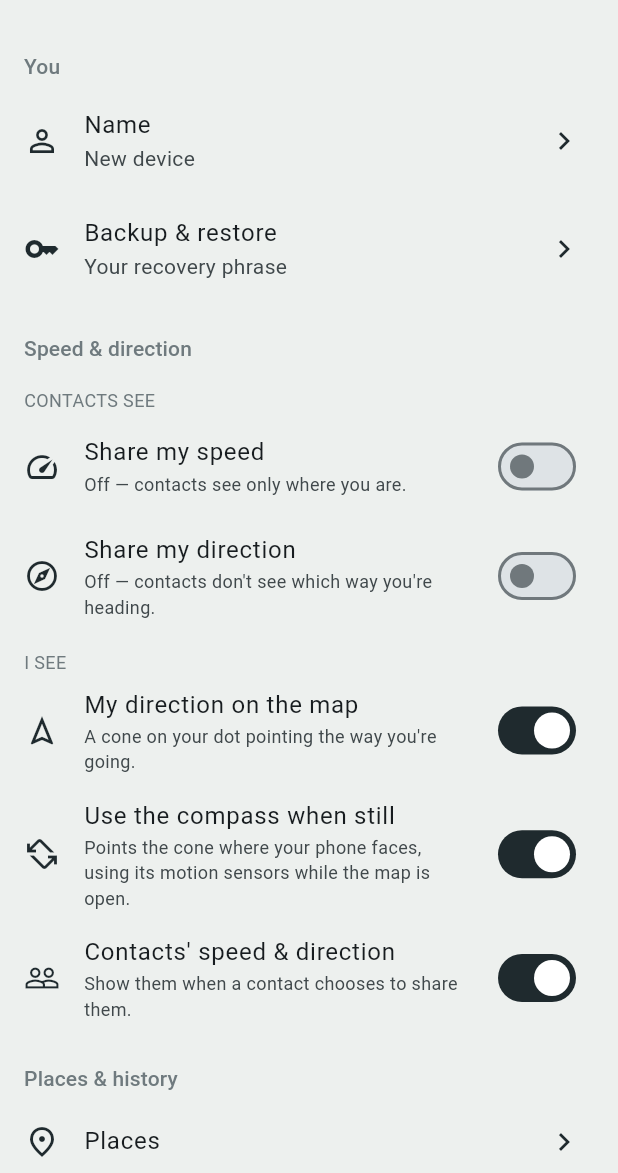
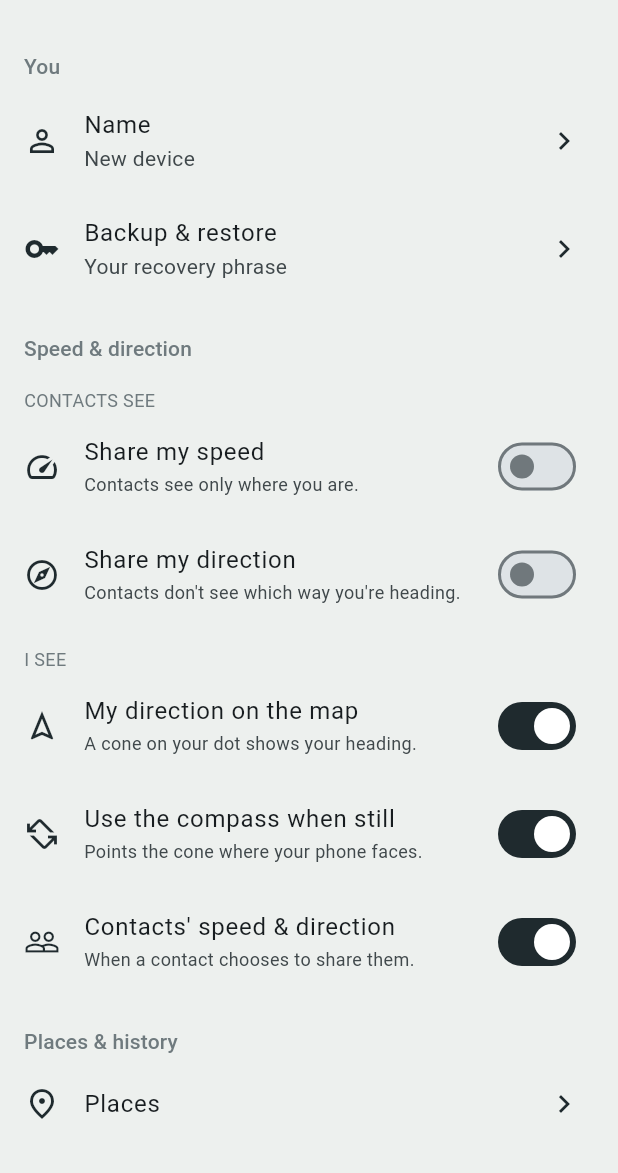
Before and after one commit to CappyTech/cairn, a Flutter app: the SettingsScreen screen opened directly, on a phone screen of 412 x 824 dp, the part 63-1236 px from its top. Run offline on Flutter 3.47's test engine with Material 3 defaults, Android fonts, the phone set to English and light mode, and no system bars; our stand-ins replace battery_plus, flutter_compass, flutter_local_notifications, flutter_map, flutter_secure_storage, geolocator and 5 more; missing offline and left inert: activity_recognition_flutter, bip39, cryptography, flutter_background_service, in_app_update, mobile_scanner; accounts and stored records are empty; network calls fail.

Commit message:
Self-hosted road snapping; History options move out of Settings
Routing
- pb_hooks/road_snap.pb.js: POST /api/cairn/snap (signed-in only) forwards
  a trip to this server's Valhalla (trace_attributes, map_snap; costing
  from the trip's mode) and returns the matched line. 503 when the router
  isn't there, is down or can't match, so the app falls back.
- RoadSnapService tries the server first (up to 500 points), then the
  public OSRM router as before. The snap prompt says so.
- deploy/docker-compose.yml: a Valhalla service for Great Britain on the
  internal edge network, behind a 'routing' Compose profile so a deploy
  never starts a multi-GB map build unasked.

Settings
- 'Detect how you travel' and road snapping move into History's settings
  sheet (the sliders button), with 'Keep history for'. Settings keeps
  links only; 'History & trips' is now 'History', matching its screen.
- Snap switch renamed 'Always allow road snapping' with a route icon;
  motion switch explanations cut to one line each.

Release notes for v0.0.22 updated to match (356/500).

Co-Authored-By: Claude Opus 5.5 <noreply@anthropic.com>
Claude-Session: https://claude.ai/code/session_01RWX3YHbDDnJehcv26UZjod

```diff
--- a/lib/screens/home_screen.dart
+++ b/lib/screens/home_screen.dart
@@ -130,7 +130,7 @@ class _HomeScreenState extends State<HomeScreen> {
         content: Text(
           '$kept\n\n'
           "Your history is end-to-end encrypted — only you can read it. It's "
-          'used for the History & trips view. You can change or clear it any '
+          'used for the History view. You can change or clear it any '
           'time, and you can keep less than the server does in History settings.',
         ),
         actions: [
--- a/lib/screens/settings_screen.dart
+++ b/lib/screens/settings_screen.dart
@@ -1,10 +1,8 @@
 import 'package:flutter/material.dart';
 import 'package:package_info_plus/package_info_plus.dart';
-import '../services/activity_sensor.dart';
 import '../services/auth_service.dart';
 import '../services/pb_client.dart';
 import '../services/prefs.dart';
-import '../services/road_snap_service.dart';
 import '../theme/brand.dart';
 import '../widgets/motion_settings_tiles.dart';
 import '../widgets/restart_widget.dart';
@@ -46,8 +44,7 @@ Future<String?> showEditNameDialog(BuildContext context, String current) async {
 }
 
 /// Everything that used to live in Home's overflow menu, grouped:
-/// You (name, backup), Speed & direction, Places & history (incl. road
-/// snapping), App (layout,
+/// You (name, backup), Speed & direction, Places & history, App (layout,
 /// server, about) — plus
 /// the admin dashboard for admins. Home reloads name and layout on return.
 class SettingsScreen extends StatefulWidget {
@@ -61,9 +58,6 @@ class _SettingsScreenState extends State<SettingsScreen> {
   String _name = '';
   HomeLayout _layout = HomeLayout.refined;
   String _version = '';
-  bool _roadSnap = false; // snap trips to roads without asking each time
-  bool _sensing = false; // tag my trips with the phone's activity sensor
-  bool _sensorAvailable = false; // Android 8+ / iOS
 
   static const _layoutInfo = {
     HomeLayout.refined: (
@@ -92,31 +86,17 @@ class _SettingsScreenState extends State<SettingsScreen> {
   Future<void> _load() async {
     final name = await AuthService.displayName();
     final layout = await Prefs.homeLayout();
-    final roadSnap = await Prefs.roadSnapAllowed();
-    final sensorAvailable = await ActivitySensor.available();
-    // On, but the permission was since revoked in system settings → off.
-    var sensing = await Prefs.activitySensing();
-    if (sensing && !await ActivitySensor.permitted()) {
-      sensing = false;
-      await Prefs.setActivitySensing(false);
-    }
     final info = await PackageInfo.fromPlatform();
     if (!mounted) return;
     setState(() {
       _name = name;
       _layout = layout;
-      _roadSnap = roadSnap;
-      _sensing = sensing;
-      _sensorAvailable = sensorAvailable;
       _version = info.version;
     });
   }
 
-  /// Open [screen]; reload on return (History can change road snapping).
-  Future<void> _open(Widget screen) async {
-    await Navigator.push(context, MaterialPageRoute(builder: (_) => screen));
-    await _load();
-  }
+  void _open(Widget screen) => Navigator.push(
+      context, MaterialPageRoute(builder: (_) => screen));
 
   Future<void> _editName() async {
     final n = await showEditNameDialog(context, _name);
@@ -151,20 +131,6 @@ class _SettingsScreenState extends State<SettingsScreen> {
     if (picked == null || picked == _layout) return;
     await Prefs.setHomeLayout(picked);
     if (mounted) setState(() => _layout = picked);
-  }
-
-  Future<void> _setSensing(bool on) async {
-    if (on && !await ActivitySensor.requestPermission()) {
-      if (mounted) {
-        ScaffoldMessenger.of(context).showSnackBar(const SnackBar(
-            content: Text('Allow "Physical activity" for Cairn in system '
-                'settings to use this.')));
-      }
-      return;
-    }
-    await Prefs.setActivitySensing(on);
-    await ActivitySensor.ensureListening(); // starts, or stops when off
-    if (mounted) setState(() => _sensing = on);
   }
 
   Future<void> _serverSettings() async {
@@ -225,30 +191,8 @@ class _SettingsScreenState extends State<SettingsScreen> {
           header('Places & history'),
           item(Icons.place_outlined, 'Places',
               () => _open(const PlacesScreen())),
-          item(Icons.history, 'History & trips',
-              () => _open(const HistoryScreen())),
-          if (_sensorAvailable)
-            SwitchListTile(
-              secondary: const Icon(Icons.directions_car_outlined),
-              title: const Text('Detect how you travel'),
-              subtitle: const Text("Uses your phone's motion sensor to tell "
-                  'walking, cycling and driving apart in your trips, instead '
-                  'of guessing from speed. Applies to trips from now on.'),
-              value: _sensing,
-              onChanged: _setSensing,
-            ),
-          SwitchListTile(
-            secondary: const Icon(Icons.alt_route),
-            title: const Text('Snap to roads without asking'),
-            subtitle: const Text('"Snap to roads" in History sends that '
-                "trip's coordinates, unencrypted, to "
-                '${RoadSnapService.host} (OpenStreetMap routing).'),
-            value: _roadSnap,
-            onChanged: (v) async {
-              await Prefs.setRoadSnapAllowed(v);
-              if (mounted) setState(() => _roadSnap = v);
-            },
-          ),
+          item(Icons.history, 'History', () => _open(const HistoryScreen()),
+              subtitle: 'Trips, how long to keep them, travel detection'),
           header('App'),
           item(Icons.dashboard_customize_outlined, 'Home layout', _chooseLayout,
               subtitle: _layoutInfo[_layout]!.$2),
--- a/lib/widgets/motion_settings_tiles.dart
+++ b/lib/widgets/motion_settings_tiles.dart
@@ -43,8 +43,8 @@ class MotionSettingsTiles extends StatelessWidget {
               Icons.speed,
               'Share my speed',
               s.shareSpeed
-                  ? 'On — contacts with precise sharing see how fast you move.'
-                  : 'Off — contacts see only where you are.',
+                  ? 'Contacts see how fast you\'re moving.'
+                  : 'Contacts see only where you are.',
               s.shareSpeed,
               (v) => set(s.copyWith(shareSpeed: v)),
             ),
@@ -52,9 +52,8 @@ class MotionSettingsTiles extends StatelessWidget {
               Icons.explore_outlined,
               'Share my direction',
               s.shareHeading
-                  ? 'On — contacts see which way you\'re travelling, '
-                      'while you\'re moving.'
-                  : 'Off — contacts don\'t see which way you\'re heading.',
+                  ? 'Contacts see which way you\'re heading.'
+                  : 'Contacts don\'t see which way you\'re heading.',
               s.shareHeading,
               (v) => set(s.copyWith(shareHeading: v)),
             ),
@@ -71,7 +70,7 @@ class MotionSettingsTiles extends StatelessWidget {
             sw(
               Icons.navigation_outlined,
               'My direction on the map',
-              'A cone on your dot pointing the way you\'re going.',
+              'A cone on your dot shows your heading.',
               s.showMyHeading,
               (v) => set(s.copyWith(showMyHeading: v)),
             ),
@@ -79,8 +78,7 @@ class MotionSettingsTiles extends StatelessWidget {
               Icons.screen_rotation_alt,
               'Use the compass when still',
               s.showMyHeading
-                  ? 'Points the cone where your phone faces, using its motion '
-                      'sensors while the map is open.'
+                  ? 'Points the cone where your phone faces.'
                   : 'Turn on "My direction" first.',
               s.showMyHeading && s.useCompass,
               s.showMyHeading ? (v) => set(s.copyWith(useCompass: v)) : null,
@@ -88,7 +86,7 @@ class MotionSettingsTiles extends StatelessWidget {
             sw(
               Icons.people_outline,
               'Contacts\' speed & direction',
-              'Show them when a contact chooses to share them.',
+              'When a contact chooses to share them.',
               s.showContactsMotion,
               (v) => set(s.copyWith(showContactsMotion: v)),
             ),
```
Also changed, not shown: lib/screens/history_screen.dart (+56 -30 lines), lib/services/road_snap_service.dart (+64 -9 lines), lib/widgets/history_settings_tiles.dart (added, +87 -0 lines), 4 other files.
